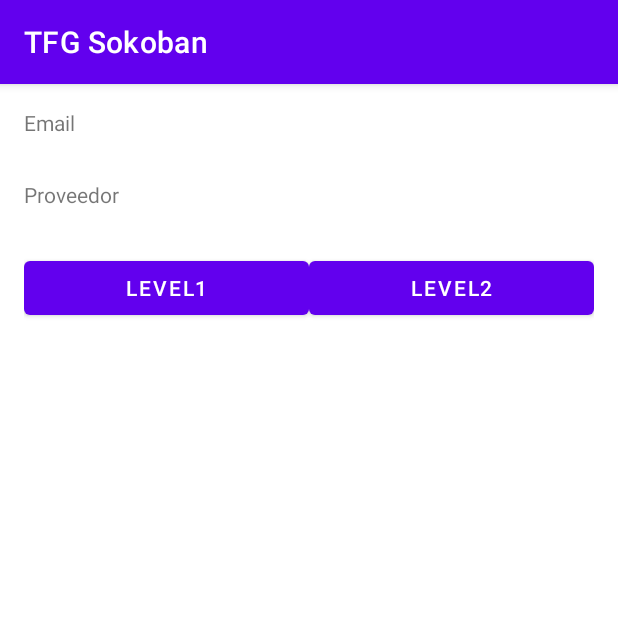
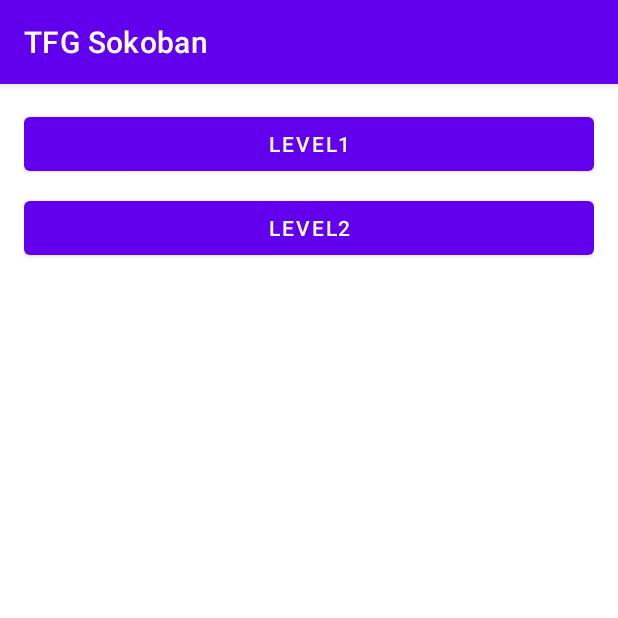
Before and after one commit to adrianadanlm/TFG_Sokoban, an Android app: the HomeActivity screen opened directly, with no data from a screen before it, on a phone screen of 412 x 824 dp, the top half of it. Run offline under Robolectric (Android 15) with nearby library versions, the phone set to English and light mode, and no system bars.

Commit message:
updateHomeActivity

```diff
--- a/app/src/main/res/layout/activity_home.xml
+++ b/app/src/main/res/layout/activity_home.xml
@@ -17,46 +17,23 @@
         app:layout_constraintStart_toStartOf="parent"
         app:layout_constraintTop_toTopOf="parent">
 
-        <TextView
-            android:id="@+id/emailTextView"
+        <Button
+            android:id="@+id/level1Button"
             android:layout_width="match_parent"
-            android:layout_height="40dp"
-            android:text="Email" />
+            android:layout_height="wrap_content"
+            android:layout_weight="1"
+            android:text="Level1" />
 
         <Space
             android:layout_width="match_parent"
             android:layout_height="8dp" />
 
-        <TextView
-            android:id="@+id/providerTextView"
+        <Button
+            android:id="@+id/level2Button"
             android:layout_width="match_parent"
-            android:layout_height="40dp"
-            android:text="Proveedor" />
-
-        <Space
-            android:layout_width="match_parent"
-            android:layout_height="8dp" />
-
-        <LinearLayout
-            android:layout_width="match_parent"
-            android:layout_height="match_parent"
-            android:orientation="horizontal">
-
-            <Button
-                android:id="@+id/level1Button"
-                android:layout_width="wrap_content"
-                android:layout_height="wrap_content"
-                android:layout_weight="1"
-                android:text="Level1" />
-
-            <Button
-                android:id="@+id/level2Button"
-                android:layout_width="wrap_content"
-                android:layout_height="wrap_content"
-                android:layout_weight="1"
-                android:text="Level2" />
-
-        </LinearLayout>
+            android:layout_height="wrap_content"
+            android:layout_weight="1"
+            android:text="Level2" />
 
     </LinearLayout>
 </androidx.constraintlayout.widget.ConstraintLayout>
```
